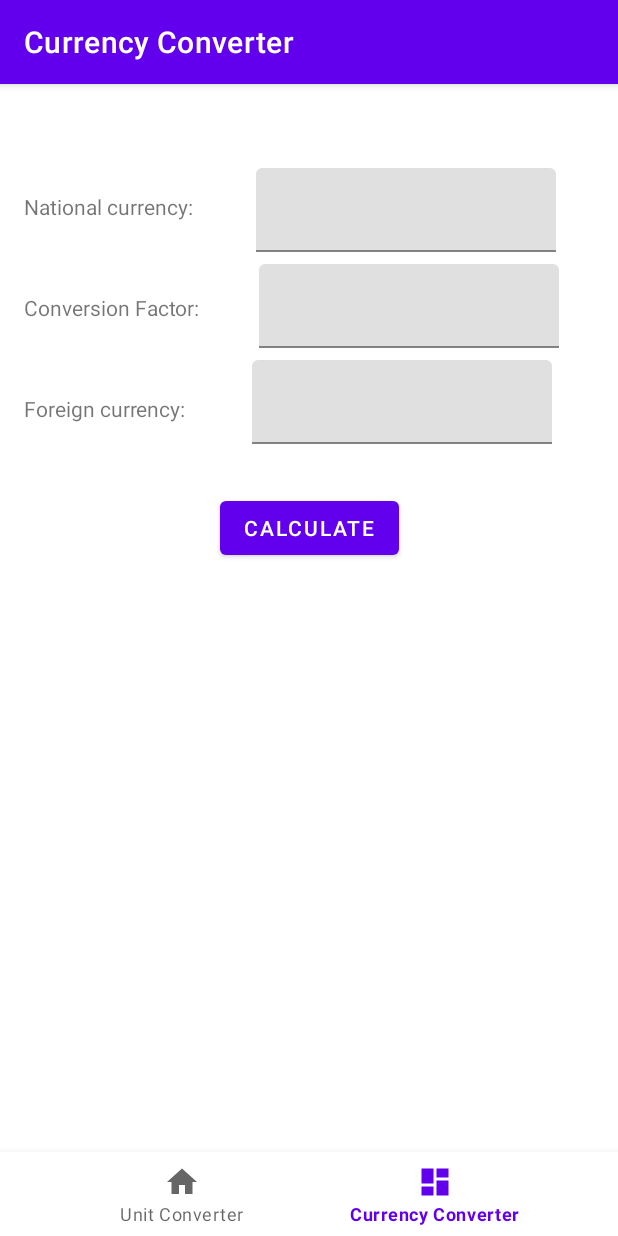
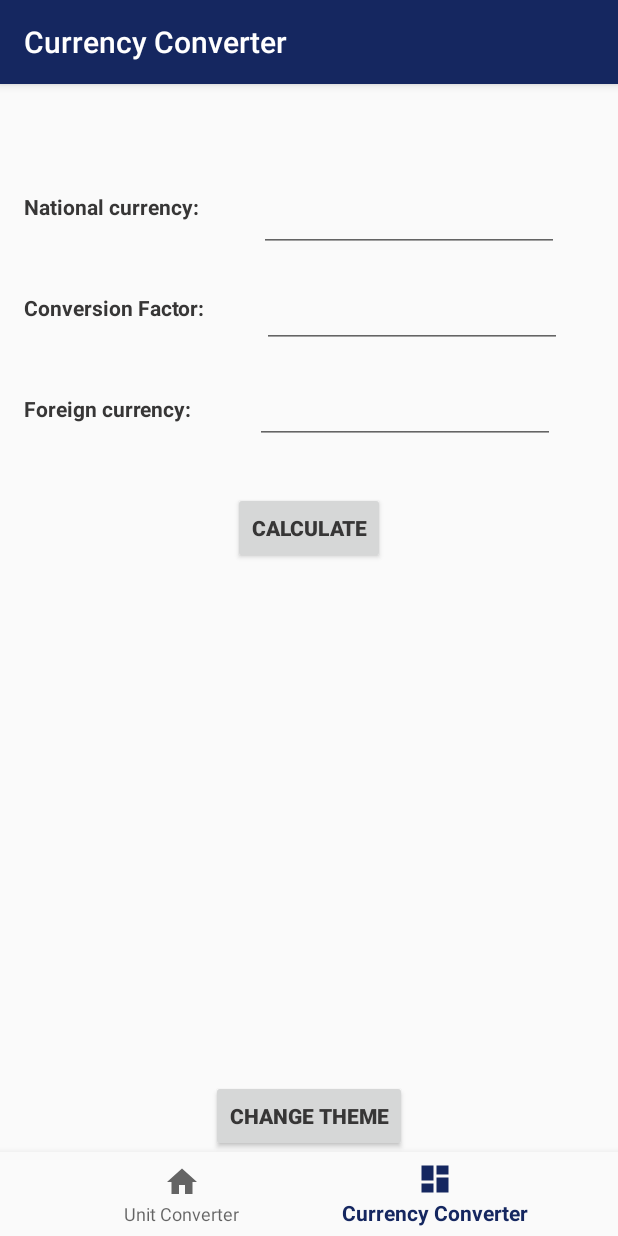
Before and after one commit to gollumeye/AppDev-AB6-Exc2, an Android app: the CurrencyConverterFragment screen opened through its navigation route, on a phone screen of 412 x 824 dp. Run offline under Robolectric (Android 15) with nearby library versions, the phone set to English and light mode, and no system bars; our stand-ins replace navigation-ui.

Commit message:
Sheet 7 - exc2

```diff
--- a/app/build.gradle
+++ b/app/build.gradle
@@ -7,7 +7,7 @@ android {
 
     defaultConfig {
         applicationId "com.example.appdev_sheet5_exc2_bottomnavigation"
-        minSdk 21
+        minSdk 28
         targetSdk 32
         versionCode 1
         versionName "1.0"
--- a/app/src/main/AndroidManifest.xml
+++ b/app/src/main/AndroidManifest.xml
@@ -8,7 +8,7 @@
         android:label="@string/app_name"
         android:roundIcon="@mipmap/ic_launcher_round"
         android:supportsRtl="true"
-        android:theme="@style/Theme.AppDevSheet5Exc2BottomNavigation">
+        android:theme="@style/FirstTheme">
         <activity
             android:name=".MainActivity"
             android:exported="true"
--- a/app/src/main/java/com/example/appdev_sheet5_exc2_bottomnavigation/MainActivity.java
+++ b/app/src/main/java/com/example/appdev_sheet5_exc2_bottomnavigation/MainActivity.java
@@ -1,5 +1,6 @@
 package com.example.appdev_sheet5_exc2_bottomnavigation;
 
+import android.content.Intent;
 import android.os.Bundle;
 
 import com.google.android.material.bottomnavigation.BottomNavigationView;
@@ -14,11 +15,19 @@ import com.example.appdev_sheet5_exc2_bottomnavigation.databinding.ActivityMainB
 
 public class MainActivity extends AppCompatActivity {
 
+    public static int counter = 0;
+
     private ActivityMainBinding binding;
 
     @Override
     protected void onCreate(Bundle savedInstanceState) {
         super.onCreate(savedInstanceState);
+        if(counter%2==1) {
+            setTheme(R.style.SecondTheme);
+        }
+        else{
+            setTheme(R.style.FirstTheme);
+        }
 
         binding = ActivityMainBinding.inflate(getLayoutInflater());
         setContentView(binding.getRoot());
@@ -32,6 +41,12 @@ public class MainActivity extends AppCompatActivity {
         NavController navController = Navigation.findNavController(this, R.id.nav_host_fragment_activity_main);
         NavigationUI.setupActionBarWithNavController(this, navController, appBarConfiguration);
         NavigationUI.setupWithNavController(binding.navView, navController);
+
+        binding.button3.setOnClickListener(e->{
+            counter++;
+            Intent intent = new Intent(getApplicationContext(), MainActivity.class);
+            startActivity(intent);
+        });
     }
 
 }
--- a/app/src/main/res/layout/activity_main.xml
+++ b/app/src/main/res/layout/activity_main.xml
@@ -1,6 +1,7 @@
 <?xml version="1.0" encoding="utf-8"?>
 <androidx.constraintlayout.widget.ConstraintLayout xmlns:android="http://schemas.android.com/apk/res/android"
     xmlns:app="http://schemas.android.com/apk/res-auto"
+    xmlns:tools="http://schemas.android.com/tools"
     android:id="@+id/container"
     android:layout_width="match_parent"
     android:layout_height="match_parent"
@@ -24,10 +25,20 @@
         android:layout_width="match_parent"
         android:layout_height="match_parent"
         app:defaultNavHost="true"
-        app:layout_constraintBottom_toTopOf="@id/nav_view"
-        app:layout_constraintLeft_toLeftOf="parent"
-        app:layout_constraintRight_toRightOf="parent"
+        app:layout_constraintBottom_toBottomOf="parent"
+        app:layout_constraintEnd_toEndOf="parent"
+        app:layout_constraintStart_toStartOf="parent"
         app:layout_constraintTop_toTopOf="parent"
         app:navGraph="@navigation/mobile_navigation" />
 
+    <Button
+        android:id="@+id/button3"
+        android:layout_width="wrap_content"
+        android:layout_height="wrap_content"
+        android:text="CHANGE THEME"
+        app:layout_constraintBottom_toTopOf="@+id/nav_view"
+        app:layout_constraintEnd_toEndOf="parent"
+        app:layout_constraintStart_toStartOf="parent"
+        style="@style/ButtonStyle"/>
+
 </androidx.constraintlayout.widget.ConstraintLayout>
--- a/app/src/main/res/layout/fragment_currency_converter.xml
+++ b/app/src/main/res/layout/fragment_currency_converter.xml
@@ -14,7 +14,8 @@
         android:layout_marginTop="16dp"
         android:text="National currency:"
         app:layout_constraintStart_toStartOf="parent"
-        app:layout_constraintTop_toTopOf="parent" />
+        app:layout_constraintTop_toTopOf="parent"
+        style="@style/TextViewStyle"/>
 
     <TextView
         android:id="@+id/textView4"
@@ -24,7 +25,8 @@
         android:layout_marginTop="48dp"
         android:text="Conversion Factor:"
         app:layout_constraintStart_toStartOf="parent"
-        app:layout_constraintTop_toBottomOf="@+id/textView3" />
+        app:layout_constraintTop_toBottomOf="@+id/textView3"
+        style="@style/TextViewStyle"/>
 
     <TextView
         android:id="@+id/textView5"
@@ -34,7 +36,8 @@
         android:layout_marginTop="48dp"
         android:text="Foreign currency:"
         app:layout_constraintStart_toStartOf="parent"
-        app:layout_constraintTop_toBottomOf="@+id/textView4" />
+        app:layout_constraintTop_toBottomOf="@+id/textView4"
+        style="@style/TextViewStyle"/>
 
     <com.google.android.material.textfield.TextInputLayout
         android:id="@+id/textInputLayout4"
@@ -91,5 +94,6 @@
         android:text="CALCULATE"
         app:layout_constraintEnd_toEndOf="parent"
         app:layout_constraintStart_toStartOf="parent"
-        app:layout_constraintTop_toBottomOf="@+id/textInputLayout6" />
+        app:layout_constraintTop_toBottomOf="@+id/textInputLayout6"
+        style="@style/ButtonStyle"/>
 </androidx.constraintlayout.widget.ConstraintLayout>
--- a/app/src/main/res/layout/fragment_unit_converter.xml
+++ b/app/src/main/res/layout/fragment_unit_converter.xml
@@ -25,7 +25,8 @@
         android:layout_marginTop="64dp"
         android:text="From:"
         app:layout_constraintStart_toStartOf="parent"
-        app:layout_constraintTop_toBottomOf="@+id/spinner" />
+        app:layout_constraintTop_toBottomOf="@+id/spinner"
+        style="@style/TextViewStyle"/>
 
     <TextView
         android:id="@+id/textViewTo"
@@ -35,7 +36,8 @@
         android:layout_marginTop="64dp"
         android:text="To:   "
         app:layout_constraintStart_toStartOf="parent"
-        app:layout_constraintTop_toBottomOf="@+id/textViewFrom" />
+        app:layout_constraintTop_toBottomOf="@+id/textViewFrom"
+        style="@style/TextViewStyle"/>
 
     <com.google.android.material.textfield.TextInputLayout
         android:id="@+id/textInputLayout"
@@ -77,6 +79,7 @@
         android:text="Calculate"
         app:layout_constraintEnd_toEndOf="parent"
         app:layout_constraintStart_toStartOf="parent"
-        app:layout_constraintTop_toBottomOf="@+id/textInputLayout2" />
+        app:layout_constraintTop_toBottomOf="@+id/textInputLayout2"
+        style="@style/ButtonStyle"/>
 
 </androidx.constraintlayout.widget.ConstraintLayout>
--- /dev/null
+++ b/app/src/main/res/values/styles.xml
@@ -0,0 +1,26 @@
+<?xml version="1.0" encoding="utf-8"?>
+<resources>
+    <style name="FirstTheme" parent="Theme.AppCompat.Light.DarkActionBar">
+        <item name="colorPrimary">#FF5722</item>
+        <item name="colorPrimaryDark">#420E0E</item>
+        <item name="colorAccent">#FF9800</item>
+    </style>
+
+    <style name="SecondTheme" parent="Theme.AppCompat.Light.DarkActionBar">
+        <item name="colorPrimary">#152760</item>
+        <item name="colorPrimaryDark">#3F51B5</item>
+        <item name="colorAccent">#2196F3</item>
+    </style>
+    <style name="ButtonStyle">
+        <item name="android:textColor">#373636</item>
+        <item name="android:textStyle">bold</item>
+    </style>
+    <style name="TextViewStyle">
+        <item name="android:textColor">#373636</item>
+        <item name="android:textStyle">bold</item>
+        <item name="android:shadowColor">#302F2F</item>
+    </style>
+
+
+
+</resources>
```
